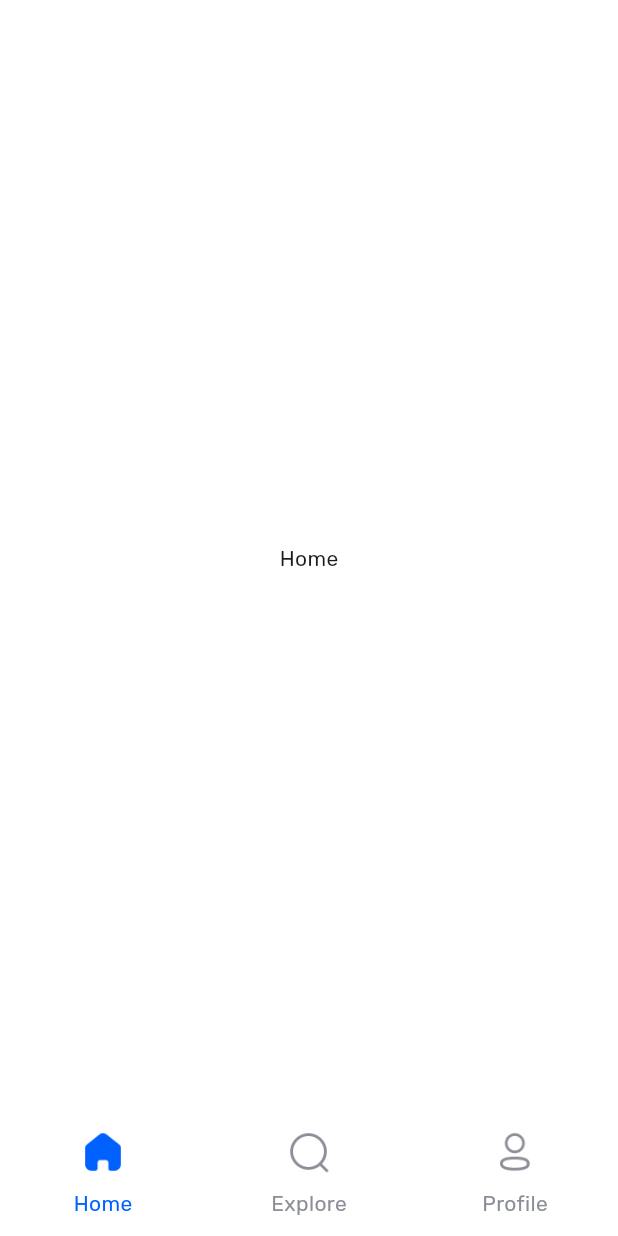
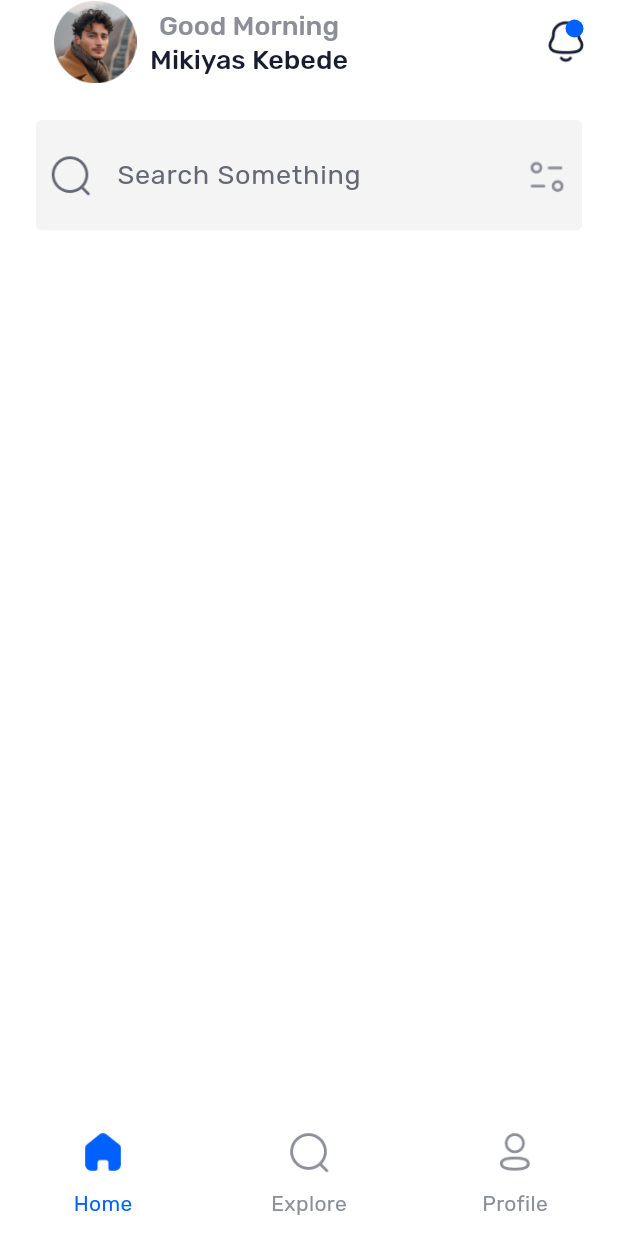
Before and after one commit to Miki0035/flutter_real_state_app, a Flutter app: the screen it shows after launch, after a tap on "Sign Up with Google", on a phone screen of 412 x 824 dp. Run offline on Flutter 3.47's test engine with Material 3 defaults, Android fonts, the light colour scheme and no system bars.

Commit message:
added search bar on home , explore screen, updated appbar, created back button

```diff
--- a/lib/common/widgets/appbar.dart
+++ b/lib/common/widgets/appbar.dart
@@ -1,6 +1,6 @@
 import 'package:flutter/material.dart';
-import 'package:real_state_app/utilis/constants/sizes.dart';
 import 'package:real_state_app/utilis/devices/device_utility.dart';
+
 
 class MAppBar extends StatelessWidget implements PreferredSizeWidget {
   const MAppBar({
@@ -8,11 +8,13 @@ class MAppBar extends StatelessWidget implements PreferredSizeWidget {
     required this.title,
     this.leading,
     this.showBackArrow = false,
+    required this.actions,
   });
 
-  final String title;
+  final Widget title;
   final Widget? leading;
   final bool showBackArrow;
+  final List<Widget> actions;
 
   @override
   Widget build(BuildContext context) {
@@ -21,11 +23,8 @@ class MAppBar extends StatelessWidget implements PreferredSizeWidget {
       child: AppBar(
         leading: leading,
         automaticallyImplyLeading: showBackArrow,
-        title: Text(
-          title,
-          style: const TextStyle(
-              fontWeight: FontWeight.w600, fontSize: MSize.fontSizeLg * 1.3),
-        ),
+        title: title,
+        actions:actions,
       ),
     );
   }
--- /dev/null
+++ b/lib/common/widgets/icons/bell_icon.dart
@@ -0,0 +1,30 @@
+import 'package:flutter/material.dart';
+import 'package:real_state_app/utilis/constants/colors.dart';
+
+import '../../../utilis/constants/images.dart';
+
+class MBellIcon extends StatelessWidget {
+  const MBellIcon({
+    super.key,
+  });
+
+  @override
+  Widget build(BuildContext context) {
+    return Stack(children: [
+      Image.asset(
+        MImage.bell,
+        width: 30,
+        height: 30,
+      ),
+      Positioned(
+          right: 3,
+          top: 0,
+          child: Container(
+            width: 12,
+            height: 12,
+            decoration: BoxDecoration(
+                color: MColor.blue, borderRadius: BorderRadius.circular(10)),
+          ))
+    ]);
+  }
+}
--- /dev/null
+++ b/lib/common/widgets/search_bar.dart
@@ -0,0 +1,51 @@
+import 'package:flutter/material.dart';
+import 'package:real_state_app/utilis/constants/colors.dart';
+import 'package:real_state_app/utilis/constants/images.dart';
+import 'package:real_state_app/utilis/constants/sizes.dart';
+
+class MSearchBar extends StatelessWidget {
+  const MSearchBar({
+    super.key,
+  });
+
+  @override
+  Widget build(BuildContext context) {
+    return Container(
+      padding: const EdgeInsets.all(8.0),
+      decoration: BoxDecoration(
+        borderRadius: BorderRadius.circular(4.0),
+        color: MColor.veryLightBlack.withValues(alpha: 0.1),
+      ),
+      child: Row(
+        mainAxisAlignment: MainAxisAlignment.spaceBetween,
+        children: [
+          Row(
+            children: [
+              SizedBox(
+                width: 300,
+                child: TextFormField(
+                  decoration: InputDecoration(
+                    border: InputBorder.none,
+                    icon: Image.asset(
+                      MImage.search,
+                      width: 30,
+                      height: 30,
+                    ),
+                    labelText: "Search Something",
+                    labelStyle: const TextStyle(
+                        fontSize: MSize.fontSizeLg, color: MColor.lightBlack),
+                  ),
+                ),
+              ),
+            ],
+          ),
+          Image.asset(
+            MImage.filter,
+            width: 30,
+            height: 30,
+          )
+        ],
+      ),
+    );
+  }
+}
--- a/lib/features/home/screens/home.dart
+++ b/lib/features/home/screens/home.dart
@@ -1,13 +1,61 @@
 import 'package:flutter/material.dart';
+import 'package:real_state_app/common/widgets/appbar.dart';
+import 'package:real_state_app/common/widgets/icons/bell_icon.dart';
+import 'package:real_state_app/common/widgets/search_bar.dart';
+import 'package:real_state_app/utilis/constants/colors.dart';
+import 'package:real_state_app/utilis/constants/images.dart';
+import 'package:real_state_app/utilis/constants/sizes.dart';
 
 class MHomeScreen extends StatelessWidget {
   const MHomeScreen({super.key});
 
   @override
   Widget build(BuildContext context) {
-    return const Scaffold(
-      body: Center(
-        child: Text('Home'),
+    return Scaffold(
+      appBar: MAppBar(
+          title: Row(
+            mainAxisAlignment: MainAxisAlignment.start,
+            children: [
+              Image.asset(
+                MImage.avatar,
+                width: 55,
+                height: 55,
+                fit: BoxFit.fill,
+              ),
+              const SizedBox(
+                width: 150,
+                child: Column(
+                  mainAxisAlignment: MainAxisAlignment.start,
+                  children: [
+                    Text(
+                      "Good Morning",
+                      style: TextStyle(
+                          color: MColor.veryLightBlack,
+                          fontSize: MSize.fontSizeLg,
+                          fontWeight: FontWeight.w500),
+                    ),
+                    Text(
+                      "Mikiyas Kebede",
+                      style: TextStyle(
+                          color: MColor.black,
+                          fontWeight: FontWeight.w500,
+                          fontSize: MSize.fontSizeLg),
+                    ),
+                  ],
+                ),
+              )
+            ],
+          ),
+          actions: const [MBellIcon()]),
+      body: const SingleChildScrollView(
+        child: Padding(
+          padding: EdgeInsets.all(MSize.defaultSpace),
+          child: Column(
+            children: [
+              MSearchBar(),
+            ],
+          ),
+        ),
       ),
     );
   }
```
Also changed, not shown: lib/common/widgets/buttons/back_button.dart (added, +26 -0 lines), lib/features/explore/screens/explore.dart (+26 -2 lines), lib/features/profile/screens/profile.dart (+49 -28 lines), lib/data/repository/authentication_repository.dart (added), 125 other files.
